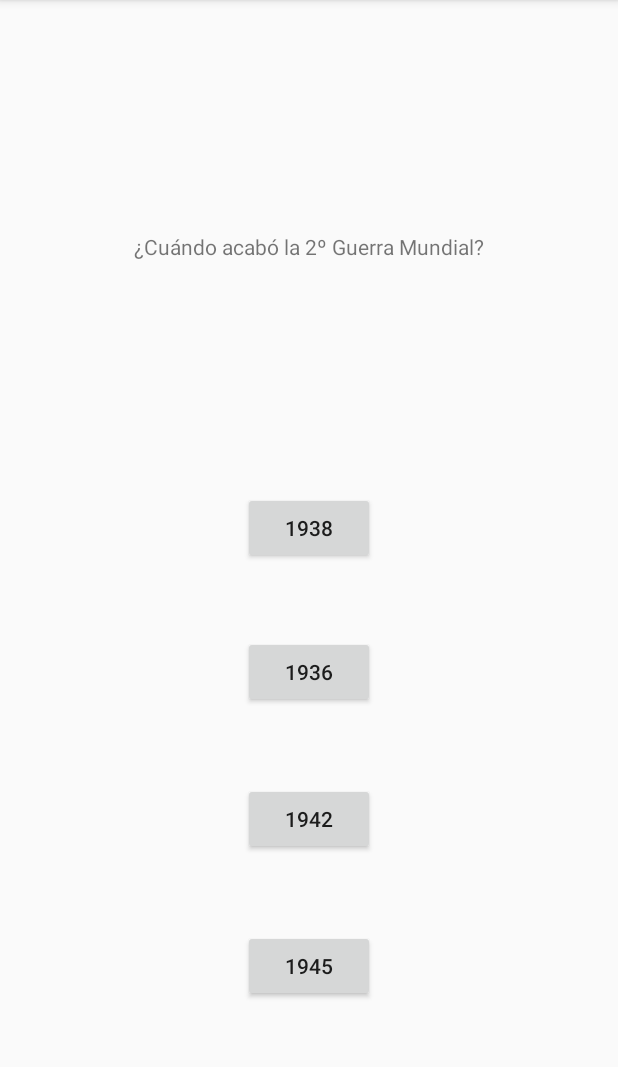
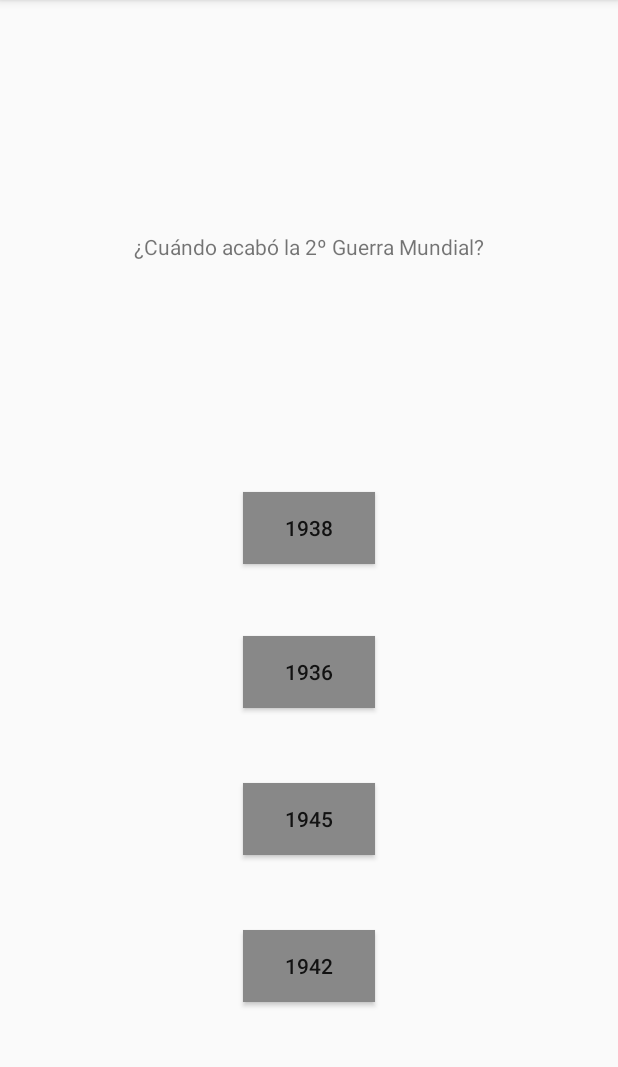
Before and after one commit to oscar-llury/FastQuiz-LDM20-21, an Android app: the screen it shows after launch (Game), after a tap on "COMENZAR JUEGO", on a phone screen of 412 x 824 dp, the part 84-1151 px from its top. Run offline under Robolectric (Android 15) with nearby library versions, the phone set to English and light mode, and no system bars.

Commit message:
Introducing playGame method

```diff
--- a/app/src/main/java/com/code/fastquiz/Game.java
+++ b/app/src/main/java/com/code/fastquiz/Game.java
@@ -4,6 +4,7 @@ import androidx.appcompat.app.AppCompatActivity;
 import android.content.Intent;
 import android.graphics.Color;
 import android.os.Bundle;
+import android.os.SystemClock;
 import android.view.View;
 import android.widget.Button;
 import android.widget.TextView;
@@ -26,28 +27,20 @@ public class Game extends AppCompatActivity {
         setContentView(R.layout.activity_game);
         // this.arrayQuestions = (ArrayList<Question>) getIntent().getSerializableExtra("arrayQuestions");
         Initializer ini = new Initializer();
-        this.arrayQuestions = ini.getQuestion(5);
+        arrayQuestions = ini.getQuestion(5);
 
-        this.player = new Player();
+        player = new Player();
         question = findViewById(R.id.question_text);
         answer1 = findViewById(R.id.button_answer1);
         answer2 = findViewById(R.id.button_answer2);
         answer3 = findViewById(R.id.button_answer3);
         answer4 = findViewById(R.id.button_answer4);
 
-
     }
     @Override
     public void onStart() {
         super.onStart();
-        Random rnd = new Random(System.currentTimeMillis()*1000);
-        question_to_show = arrayQuestions.get((int) (rnd.nextDouble()*arrayQuestions.size()));
-        question.setText(question_to_show.getQuestion());
-
-        answer1.setText(question_to_show.getAnswer());
-        answer2.setText(question_to_show.getAnswer());
-        answer3.setText(question_to_show.getAnswer());
-        answer4.setText(question_to_show.getAnswer());
+        playGame();
     }
 
     public void onClick(View v) {
@@ -94,15 +87,48 @@ public class Game extends AppCompatActivity {
         answer2.setEnabled(false);
         answer3.setEnabled(false);
         answer4.setEnabled(false);
-            //this.arrayQuestions.remove(question_to_show);
+
+        this.arrayQuestions.remove(question_to_show);
+
         if(checking){
             this.player.increaseScore();
         }else{
             this.player.decreaseScore();
         }
         Toast.makeText(this, "Puntos totales: " + this.player.getScore(), Toast.LENGTH_SHORT).show();
-            Intent activity = new Intent(getApplicationContext(),Game.class);
-            startActivity(activity);
+
+        SystemClock.sleep(2000);
+
+        playGame();
 
     }
+
+    private void playGame(){
+        Random rnd = new Random(System.currentTimeMillis()*1000);
+        question_to_show = arrayQuestions.get((int) (rnd.nextDouble()*arrayQuestions.size()));
+
+        answer1.setBackgroundColor(Color.GRAY);
+        answer2.setBackgroundColor(Color.GRAY);
+        answer3.setBackgroundColor(Color.GRAY);
+        answer4.setBackgroundColor(Color.GRAY);
+        question.setText(question_to_show.getQuestion());
+
+        System.out.println("intro sleep");
+        SystemClock.sleep(2000);
+        System.out.println("out sleep");
+
+        answer1.setText(question_to_show.getAnswer());
+        answer2.setText(question_to_show.getAnswer());
+        answer3.setText(question_to_show.getAnswer());
+        answer4.setText(question_to_show.getAnswer());
+
+        answer1.setEnabled(true);
+        answer2.setEnabled(true);
+        answer3.setEnabled(true);
+        answer4.setEnabled(true);
+
+
+
     }
+
+}
--- a/app/src/main/java/com/code/fastquiz/MainActivity.java
+++ b/app/src/main/java/com/code/fastquiz/MainActivity.java
@@ -24,7 +24,7 @@ public class MainActivity extends AppCompatActivity {
                /* arrayQuestions = new ArrayList<Question>();
                 Initializer ini = new Initializer();
                 arrayQuestions = ini.getQuestion(5); */
-                Player p1 = new Player();
+                //Player p1 = new Player();
                 Intent activity = new Intent(MainActivity.this,Game.class);
                 // activity.putExtra("arrayQuestions", arrayQuestions);
                 startActivity(activity);
--- a/app/src/main/java/com/code/fastquiz/Question.java
+++ b/app/src/main/java/com/code/fastquiz/Question.java
@@ -58,7 +58,7 @@ public class Question {
     public String getAnswer(){
         if(this.contShownAnswers == 0){
             Random rnd = new Random(36316481);
-            this.correctPos = (int) (rnd.nextDouble()*4)+1;
+            this.correctPos = (int) (rnd.nextDouble()*4);
             System.out.println("correctPos "+correctPos);
         }
         this.contShownAnswers = this.contShownAnswers+1;
--- a/app/src/main/res/layout/activity_game.xml
+++ b/app/src/main/res/layout/activity_game.xml
@@ -23,6 +23,7 @@
         android:layout_width="wrap_content"
         android:layout_height="wrap_content"
         android:layout_marginBottom="48dp"
+        android:enabled="false"
         android:onClick="onClick"
         app:layout_constraintBottom_toTopOf="@+id/button_answer2"
         app:layout_constraintEnd_toEndOf="parent"
@@ -34,6 +35,7 @@
         android:layout_width="wrap_content"
         android:layout_height="wrap_content"
         android:layout_marginBottom="50dp"
+        android:enabled="false"
         android:onClick="onClick"
         app:layout_constraintBottom_toTopOf="@+id/button_answer3"
         app:layout_constraintEnd_toEndOf="parent"
@@ -45,6 +47,7 @@
         android:layout_width="wrap_content"
         android:layout_height="wrap_content"
         android:layout_marginBottom="50dp"
+        android:enabled="false"
         android:onClick="onClick"
         app:layout_constraintBottom_toTopOf="@+id/button_answer4"
         app:layout_constraintEnd_toEndOf="parent"
@@ -56,6 +59,7 @@
         android:layout_width="wrap_content"
         android:layout_height="wrap_content"
         android:layout_marginBottom="100dp"
+        android:enabled="false"
         android:onClick="onClick"
         app:layout_constraintBottom_toBottomOf="parent"
         app:layout_constraintEnd_toEndOf="parent"
```
Lines whose indentation alone changed are shown as unchanged.
